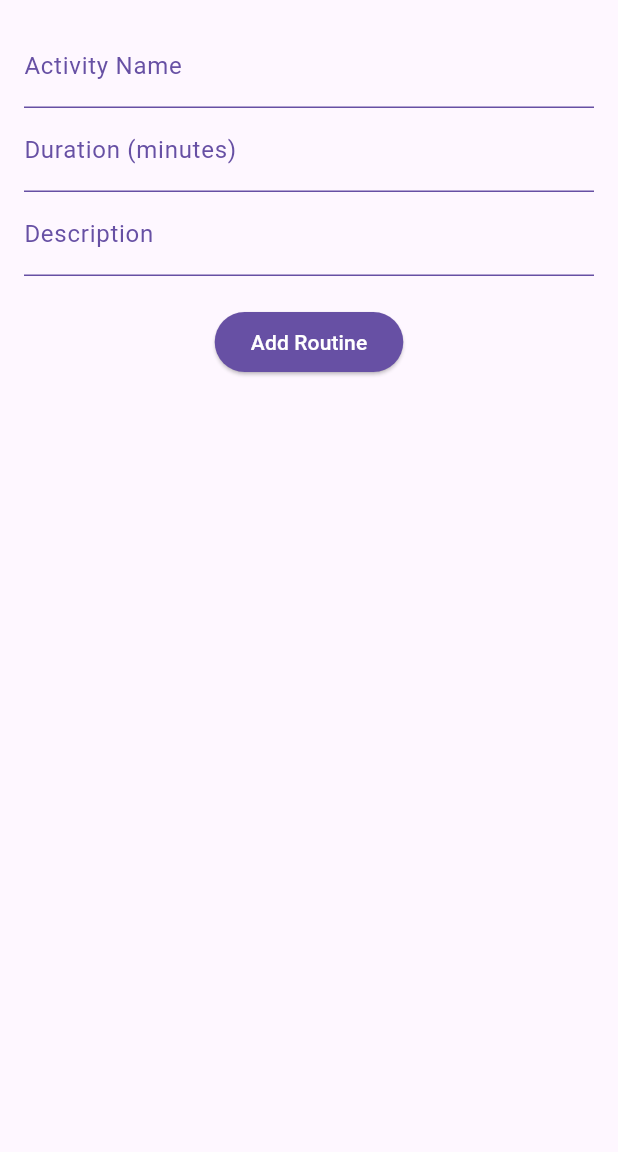
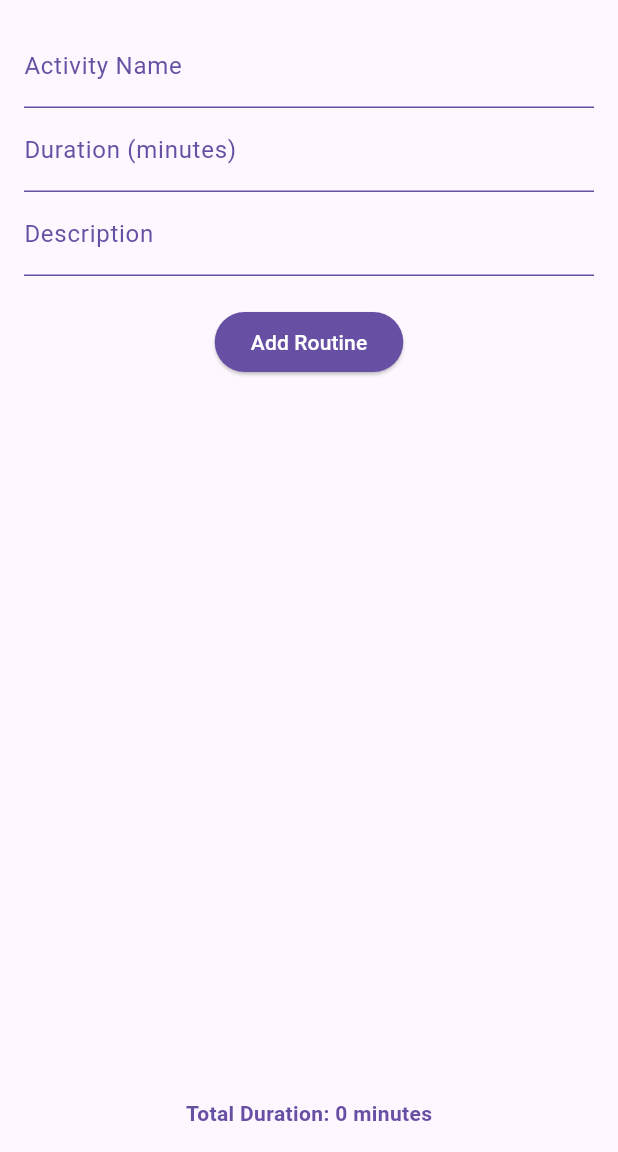
Before and after one commit to CodeByManu/MVP1_PDAI, a Flutter app: the screen it shows after launch, after a tap on "Agregar Rutina", on a phone screen of 412 x 824 dp, the part 84-1236 px from its top. Run offline on Flutter 3.47's test engine with Material 3 defaults, Android fonts, the phone set to English and light mode, and no system bars; our stand-ins replace flutter_local_notifications, shared_preferences.

```diff
--- a/MVP1/my_app/lib/home_screen.dart
+++ b/MVP1/my_app/lib/home_screen.dart
@@ -1,7 +1,7 @@
 import 'package:flutter/material.dart';
 import 'main.dart';
 import 'package:shared_preferences/shared_preferences.dart';
-import 'routine_model.dart';
+import 'models/routine_model.dart';
 import 'custom_colors.dart';
 import 'notification_service.dart';
 import 'package:provider/provider.dart';
@@ -129,6 +129,19 @@ class _HomeScreenState extends State<HomeScreen> {
                 },
               ),
             ),
+            SizedBox(height: 20),
+            Consumer<RoutineModel>(
+              builder: (context, routineModel, child) {
+                return Text(
+                  'Total Duration: ${routineModel.routines.fold(0, (total, routine) => total + routine.duration)} minutes',
+                  style: TextStyle(
+                    color: Theme.of(context).primaryColor,
+                    fontWeight: FontWeight.bold,
+                  ),
+                );
+              },
+            ),
+
           ],
         ),
       ),
--- a/MVP1/my_app/lib/main.dart
+++ b/MVP1/my_app/lib/main.dart
@@ -3,7 +3,7 @@ import 'home_screen.dart';
 import 'notification_service.dart';
 import 'pantallaprincipal.dart';
 import 'custom_colors.dart'; // Importa el archivo de colores
-import 'routine_model.dart'; // Importa el modelo de rutinas
+import 'models/routine_model.dart'; // Importa el modelo de rutinas
 import 'package:provider/provider.dart';
 
 
--- a/MVP1/my_app/lib/notification_service.dart
+++ b/MVP1/my_app/lib/notification_service.dart
@@ -1,5 +1,5 @@
 import 'package:flutter_local_notifications/flutter_local_notifications.dart';
-import 'routine_model.dart';
+import 'models/routine_model.dart';
 
 class NotificationService {
   final FlutterLocalNotificationsPlugin flutterLocalNotificationsPlugin = FlutterLocalNotificationsPlugin();
--- a/MVP1/my_app/lib/pantallaprincipal.dart
+++ b/MVP1/my_app/lib/pantallaprincipal.dart
@@ -1,5 +1,5 @@
 import 'package:flutter/material.dart';
-import 'routine_model.dart';
+import 'models/routine_model.dart';
 import 'notification_service.dart';
 
 class PantallaPrincipal extends StatefulWidget {
@@ -22,6 +22,12 @@ class _PantallaPrincipalState extends State<PantallaPrincipal> {
               Navigator.pushNamed(context, '/home_screen');
             },
           ),
+          ListTile(
+            title: Text('Settings'),
+            onTap: () {
+              // Navigator.pushNamed(context, '/settings');
+            },
+          )
           // Agrega más ListTile aquí para más enlaces
         ],
       ),
```
Also changed, not shown: MVP1/my_app/lib/models/user_model.dart (added, +9 -0 lines), MVP1/my_app/lib/settings.dart (added, +33 -0 lines), MVP1/my_app/lib/models/routine_model.dart (renamed from MVP1/my_app/lib/routine_model.dart), 1 other file.
